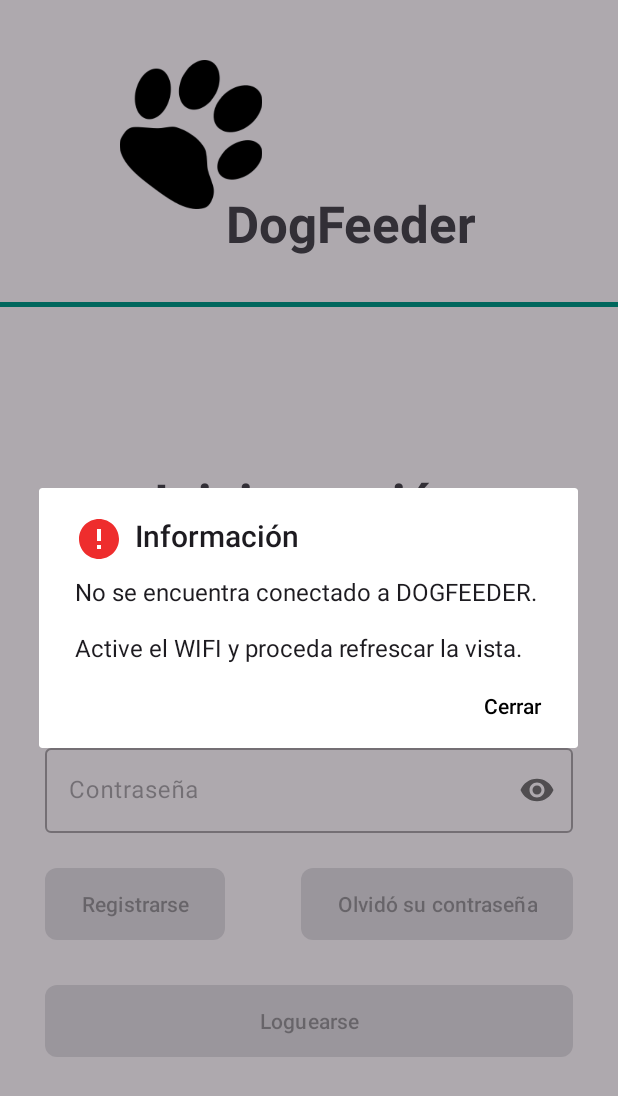
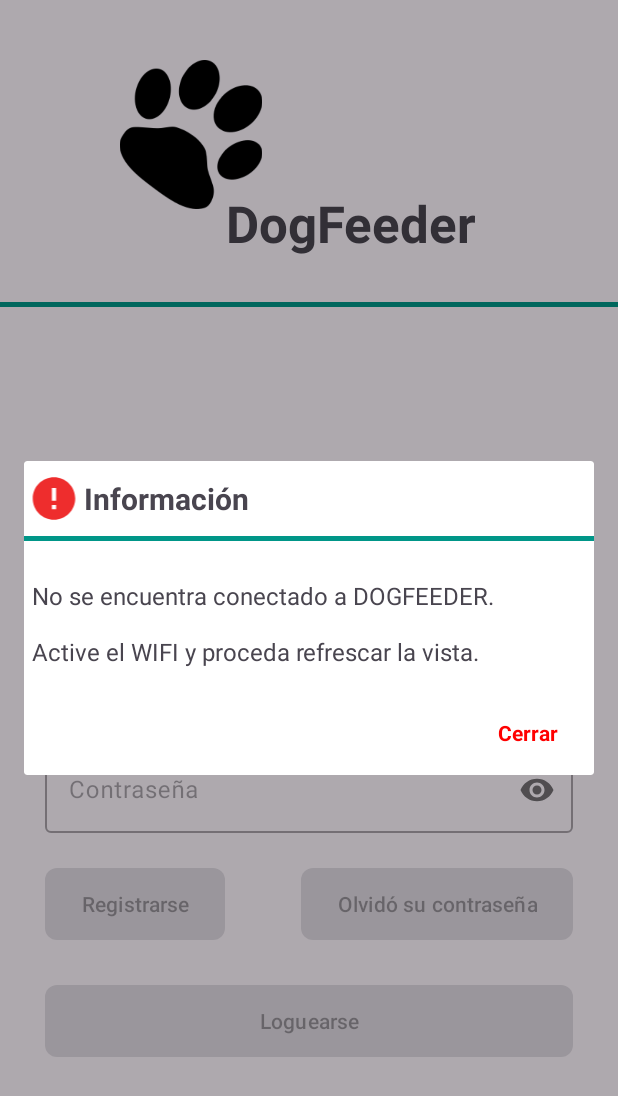
Before and after one commit to Sysop81/PROYECTO_FINAL_DOGFEEDER, an Android app: the screen it shows after launch (LoginActivity), on a phone screen of 412 x 824 dp. Shown: the top 1096 px of the screen. Run offline under Robolectric (Android 15) with nearby library versions, the phone set to English and light mode, and no system bars.

Commit message:
Finalizado alert dialog Info & Question

```diff
--- a/clientes/android/app/src/main/java/com/lopez/guillen/dogfeeder/MainActivity.kt
+++ b/clientes/android/app/src/main/java/com/lopez/guillen/dogfeeder/MainActivity.kt
@@ -232,7 +232,7 @@ class MainActivity : AppCompatActivity() {
             R.id.opCloseSession->{
                 // ***** Cerramos sesion
 
-                Tools.showQuestionDialog(this@MainActivity,getString(R.string.close_session_question),R.drawable.ic_baseline_info){
+                Tools.showAlertDialog(this@MainActivity,getString(R.string.close_session_question),R.drawable.ic_baseline_info){
                     lifecycleScope.launch(Dispatchers.IO) {
 
                         // Step 2. Realizamos el envío de datos al servidor
@@ -260,7 +260,7 @@ class MainActivity : AppCompatActivity() {
             }
             R.id.opRebootPi ->{
                 // ***** Resetear DOGFEEDER
-                Tools.showQuestionDialog(this@MainActivity,getString(R.string.reset_dogfeeder_question),R.drawable.ic_baseline_info) {
+                Tools.showAlertDialog(this@MainActivity,getString(R.string.reset_dogfeeder_question),R.drawable.ic_baseline_info) {
                     lifecycleScope.launch(Dispatchers.IO) {
                         // Step 1. Manejamos la Request & response del servicio DOGFEEDER
                         statusCode = session.manageRequest(null, Session.ServerStates.RESET)
--- a/clientes/android/app/src/main/java/com/lopez/guillen/dogfeeder/utils/Tools.kt
+++ b/clientes/android/app/src/main/java/com/lopez/guillen/dogfeeder/utils/Tools.kt
@@ -12,8 +12,12 @@ import android.os.Build
 import android.text.SpannableString
 import android.text.style.ForegroundColorSpan
 import android.util.Patterns
+import android.view.LayoutInflater
 import android.widget.ArrayAdapter
+import android.widget.Button
+import android.widget.ImageView
 import android.widget.Spinner
+import android.widget.TextView
 import androidx.annotation.RequiresApi
 import androidx.appcompat.app.AlertDialog
 import androidx.core.content.ContextCompat
@@ -40,72 +44,60 @@ class Tools {
          * @param context Contexto del activity
          * @param msg Cadena de caracteres que contiene la información a mostrar
          * @param icon icono a mostrar junto al mensaje
+         * @param onAccept lambda para manejar la aceptación de la acción a realizar.
          */
-        fun showAlertDialog(context: Context, msg: String, icon: Int? = null){
-            // Step 1. Se construye el objeto cosntructor
+        fun showAlertDialog(context: Context, msg: String, icon: Int? = null,onAccept: (() -> Unit)? = null){
+
+            // Step 0. Inflater view
+            val inflater = LayoutInflater.from(context)
+
+            // Step 1. Se construye el objeto cosntructor para el alertDialog y se añadde el layout para la vista
             val alert = AlertDialog.Builder(context)
-            alert.setTitle(com.lopez.guillen.dogfeeder.R.string.dialog_info_title)
+            val dialogView = inflater.inflate(com.lopez.guillen.dogfeeder.R.layout.alert_dialog,null)
+            alert.setView(dialogView)
 
 
-            // Step 2. Se establece el botón de cierre y la función lambda encargada de manejar la acción de cierre mediante
-            //         el método dismiss.
-            alert.setMessage(msg).setPositiveButton(com.lopez.guillen.dogfeeder.R.string.dialog_close){alertDialog, _ ->
+            // Step 2. Se establece el mensaje para el título y texto del cuadro de diálogo
+            dialogView.findViewById<TextView>(com.lopez.guillen.dogfeeder.R.id.txtDialogTitle)
+                .setText(com.lopez.guillen.dogfeeder.R.string.dialog_info_title)
+            dialogView.findViewById<TextView>(com.lopez.guillen.dogfeeder.R.id.txtDialogMsg).setText(msg)
+
+            var btnNegativeText = com.lopez.guillen.dogfeeder.R.string.dialog_close
+            onAccept?.let {
+                    btnNegativeText = com.lopez.guillen.dogfeeder.R.string.dialog_cancel
+                    alert.setPositiveButton(com.lopez.guillen.dogfeeder.R.string.dialog_ok){alertDialog, _ ->
+                        onAccept()
+                        alertDialog.dismiss()
+                    }
+            }
+
+            // Step 3. Se establecen los manejadores de eventos para los botones de cancelación y aceptación
+            alert.setNegativeButton(btnNegativeText){alertDialog, _ ->
                 alertDialog.dismiss()
             }
 
-            // Step 3. Se establece el ícono si se ha proporcionado uno
+
+            // Step 4. Se establece el ícono si se ha proporcionado uno
             icon?.let {
-                alert.setIcon(it)
+                dialogView.findViewById<ImageView>(com.lopez.guillen.dogfeeder.R.id.imgDialog).setImageResource(icon)
             }
 
-            // Step 4. Se crea el objeto mediante el metodo create del constructor y se muestra al usuario mediante el metodo
-            //         show.
-            val aDialog = alert.create()
-            aDialog.show()
-        }
-
-        /**
-         * Método showQuestionDialog. TODO PROVISIONAL
-         * Este método se encarga de mostrar información al usuario con la finalidad de que este tome una decisión sobre la
-         * acción que pretende realizar.
-         * @param context Contexto del activity
-         * @param msg Cadena de caracteres que contiene la información a mostrar
-         * @param icon icono a mostrar junto al mensaje
-         * @param onAccept lambda encargada de ejecutarse el la llamada ante la respuesta positiva.
-         */
-        fun showQuestionDialog(context: Context, msg: String, icon: Int? = null,onAccept: () -> Unit){
-            // Step 1. Se construye el objeto cosntructor
-            val alert = AlertDialog.Builder(context)
-            alert.setTitle(com.lopez.guillen.dogfeeder.R.string.dialog_info_title)
-
-            // Step 2. Se establece el botón de cierre y la función lambda encargada de manejar la acción de cierre mediante
-            //         el método dismiss.
-            alert.setMessage(msg)
-                .setNegativeButton(com.lopez.guillen.dogfeeder.R.string.dialog_cancel){alertDialog, _ ->
-                    alertDialog.dismiss()
-                }
-                .setPositiveButton(com.lopez.guillen.dogfeeder.R.string.dialog_ok){alertDialog, _ ->
-                    onAccept()
-                    alertDialog.dismiss()
-                }
-
-            // Step 3. Se establece el ícono si se ha proporcionado uno
-            icon?.let {
-                alert.setIcon(it)
-            }
-
-            // Step 4. Se crea el objeto mediante el metodo create del constructor y se muestra al usuario mediante el metodo
+            // Step 5. Se crea el objeto mediante el metodo create del constructor y se muestra al usuario mediante el metodo
             //         show.
             val aDialog = alert.create()
             aDialog.show()
 
-            // Step 5. Modificamos el botón de cancelación
+            // Step 6. Modificamos el aspecto de los botones predefinidos para cancelar y aceptar
             aDialog.getButton(AlertDialog.BUTTON_NEGATIVE)?.let { button ->
-                button.setTextColor(ContextCompat.getColor(context, com.lopez.guillen.dogfeeder.R.color.turquoise))
+                button.setTextColor(Color.RED)
                 button.typeface = Typeface.DEFAULT_BOLD
             }
 
+            aDialog.getButton(AlertDialog.BUTTON_POSITIVE)?.let { button ->
+                button.setTextColor(ContextCompat.getColor(context, com.lopez.guillen.dogfeeder.R.color.turquoise))
+            }
         }
+
 
 
         /*************************************** VALIDADORES **********************************************************/
--- /dev/null
+++ b/clientes/android/app/src/main/res/layout/alert_dialog.xml
@@ -0,0 +1,47 @@
+<?xml version="1.0" encoding="utf-8"?>
+<LinearLayout
+        xmlns:android="http://schemas.android.com/apk/res/android"
+        xmlns:app="http://schemas.android.com/apk/res-auto"
+        xmlns:tools="http://schemas.android.com/tools"
+        android:layout_width="match_parent"
+        android:layout_height="match_parent" android:orientation="vertical">
+
+    <LinearLayout android:layout_width="match_parent"
+                  android:layout_height="50dp">
+        <ImageView
+                android:layout_width="40dp"
+                android:layout_height="34dp"
+                app:srcCompat="@drawable/ic_baseline_error"
+                android:id="@+id/imgDialog"
+                android:layout_gravity="center"
+                app:layout_constraintHorizontal_bias="0.831"/>
+        <TextView
+                android:text="TextView"
+                android:layout_gravity="center"
+                android:textSize="20sp"
+                android:textStyle="bold"
+                android:layout_width="wrap_content"
+                android:layout_height="wrap_content" android:id="@+id/txtDialogTitle"
+        />
+    </LinearLayout>
+    <LinearLayout android:layout_width="match_parent" android:layout_height="wrap_content">
+        <View   android:id="@+id/divider7"
+                android:layout_width="match_parent"
+                android:layout_height="3dp"
+                android:background="@color/turquoise"
+                android:layout_weight="1"/>
+    </LinearLayout>
+
+    <LinearLayout
+            android:layout_width="match_parent"
+            android:layout_height="100dp"
+            android:padding="5dp">
+        <TextView
+                android:text="TextView"
+                android:textSize="16sp"
+                android:layout_width="wrap_content"
+                android:layout_height="wrap_content"
+                android:layout_marginTop="20dp"
+                android:id="@+id/txtDialogMsg"/>
+    </LinearLayout>
+</LinearLayout>
```
